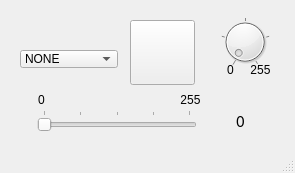
This is lampeDimmer_GUI/mainwindow.ui in thomelect/lampeDimmer as Qt 5 draws it before an edit. The edited form follows.
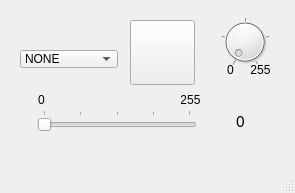
This is the edited form.

Commit message: + Ajout de division dans la barre de status dans le but de contenir :     - L'état du mode de veille qui apparait seulement quand on passe la souris dans le coin en bas à gauche de la fenêtre;     - Les info du port com au centre;     - La température à droite;

The edit to the form file:
```diff
--- a/lampeDimmer_GUI/mainwindow.ui
+++ b/lampeDimmer_GUI/mainwindow.ui
@@ -10,7 +10,7 @@
     <x>0</x>
     <y>0</y>
     <width>295</width>
-    <height>173</height>
+    <height>193</height>
    </rect>
   </property>
   <property name="maximumSize">
```
The commit also changes 3 other files.
